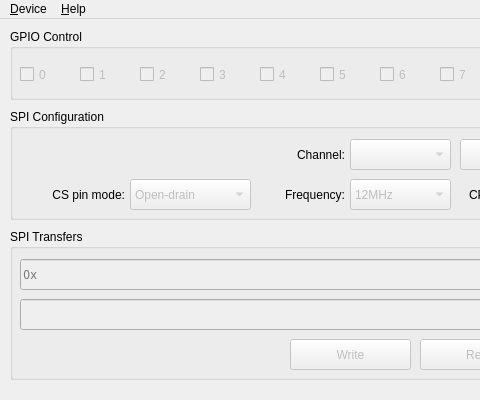
Old version of the form src/devicewindow.ui in the repository bloguetronica/cp2130-com; both pictures show x 0 to 480 and y 0 to 400 of the 691 by 400 pixel window.
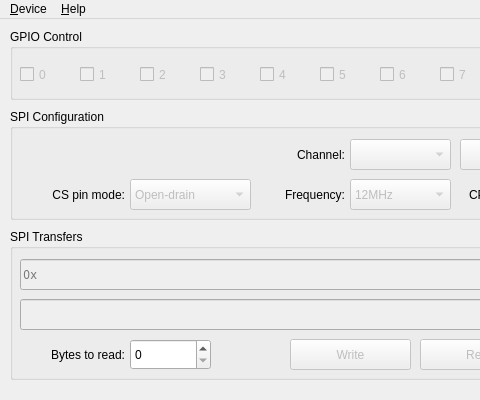
New version of the form. Icons and pictures are not drawn.

```diff
--- a/src/devicewindow.ui
+++ b/src/devicewindow.ui
@@ -564,6 +564,35 @@
       <bool>true</bool>
      </property>
     </widget>
+    <widget class="QLabel" name="labelBytesToRead">
+     <property name="geometry">
+      <rect>
+       <x>10</x>
+       <y>117</y>
+       <width>105</width>
+       <height>17</height>
+      </rect>
+     </property>
+     <property name="text">
+      <string>Bytes to read:</string>
+     </property>
+     <property name="alignment">
+      <set>Qt::AlignRight|Qt::AlignTrailing|Qt::AlignVCenter</set>
+     </property>
+    </widget>
+    <widget class="QSpinBox" name="spinBoxBytesToRead">
+     <property name="geometry">
+      <rect>
+       <x>120</x>
+       <y>110</y>
+       <width>81</width>
+       <height>31</height>
+      </rect>
+     </property>
+     <property name="maximum">
+      <number>1024</number>
+     </property>
+    </widget>
    </widget>
   </widget>
   <widget class="QMenuBar" name="menuBar">
```
Left out of the diff: 6 changed lines with no effect on the pictures.
